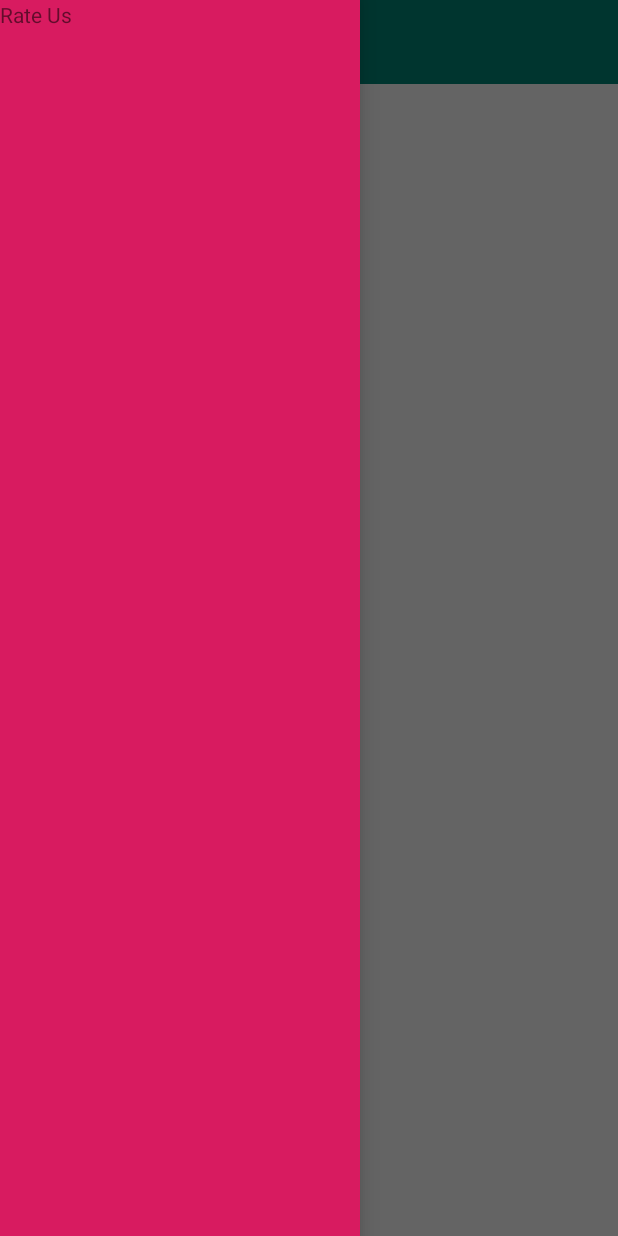
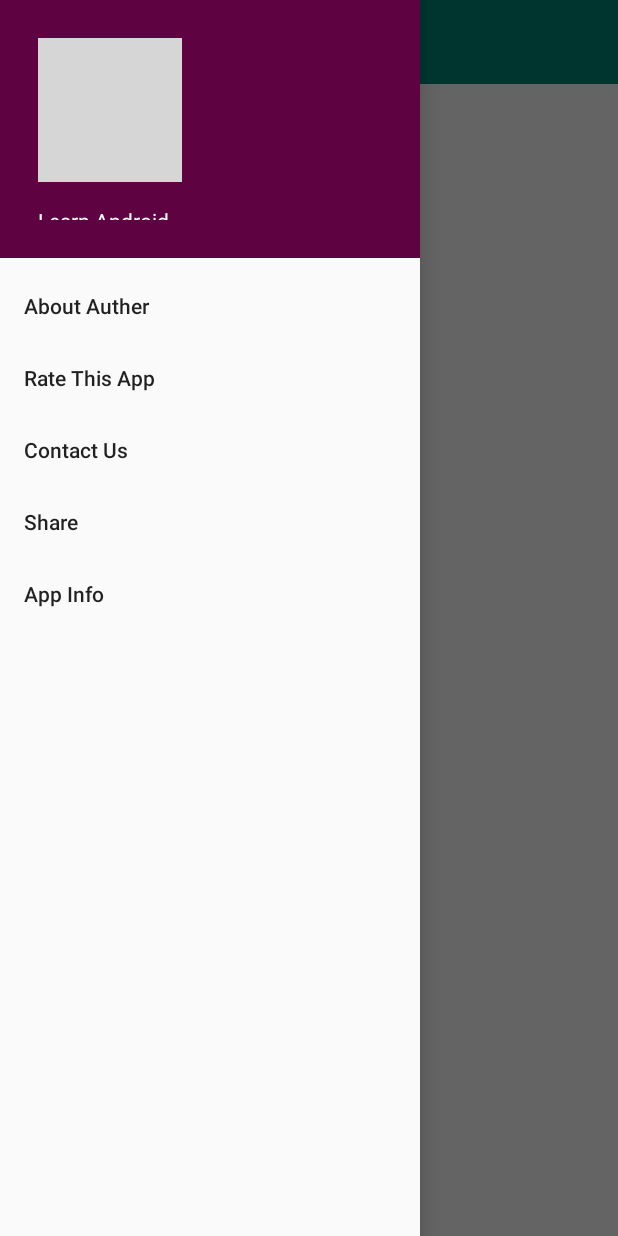
Before and after one commit to saiful00000/LearnAndroid, an Android app: the screen it shows after launch (MainActivity), with the side drawer open, on a phone screen of 412 x 824 dp. Run offline under Robolectric (Android 15) with nearby library versions, the phone set to English and light mode, and no system bars; grey boxes are pictures that could not be loaded.

Commit message:
Navigation Drawer and Navigation manue added

```diff
--- a/app/src/main/java/com/example/saifulislam/learnandroid/MainActivity.java
+++ b/app/src/main/java/com/example/saifulislam/learnandroid/MainActivity.java
@@ -1,10 +1,14 @@
 package com.example.saifulislam.learnandroid;
 
+import android.support.annotation.NonNull;
+import android.support.design.widget.NavigationView;
 import android.support.v4.widget.DrawerLayout;
 import android.support.v7.app.ActionBarDrawerToggle;
 import android.support.v7.app.AppCompatActivity;
 import android.os.Bundle;
+import android.view.MenuItem;
 import android.view.Window;
+import android.widget.Toast;
 import android.widget.Toolbar;
 
 public class MainActivity extends AppCompatActivity {
@@ -13,11 +17,38 @@ public class MainActivity extends AppCompatActivity {
     android.support.v7.widget.Toolbar toolbar;
     ActionBarDrawerToggle actionBarDrawerToggle;
 
+    NavigationView navigationView;
+
     @Override
     protected void onCreate(Bundle savedInstanceState) {
         super.onCreate(savedInstanceState);
         setContentView(R.layout.activity_main);
+
         setUpToolbar();
+
+        navigationView = findViewById(R.id.navigationViewId);
+        navigationView.setNavigationItemSelectedListener(new NavigationView.OnNavigationItemSelectedListener() {
+            @Override
+            public boolean onNavigationItemSelected(@NonNull MenuItem menuItem) {
+                switch (menuItem.getItemId()) {
+                    case R.id.nav_aboutAutherId:
+                        Toast.makeText(MainActivity.this, "About Aouther", Toast.LENGTH_SHORT).show();
+                        break;
+                    case R.id.nav_appInfoId:
+                        Toast.makeText(MainActivity.this, "App Info", Toast.LENGTH_SHORT).show();
+                        break;
+                    case R.id.nav_contactUsId:
+                        Toast.makeText(MainActivity.this, "Contact Us", Toast.LENGTH_SHORT).show();
+                        break;
+                    case R.id.nav_rateThisAppId:
+                        Toast.makeText(MainActivity.this, "Rate This App", Toast.LENGTH_SHORT).show();
+                        break;
+                    case R.id.nav_shareId:
+                        Toast.makeText(MainActivity.this, "Share App", Toast.LENGTH_SHORT).show();
+                }
+                return false;
+            }
+        });
     }
 
     private void setUpToolbar() {
--- a/app/src/main/res/layout/activity_main.xml
+++ b/app/src/main/res/layout/activity_main.xml
@@ -27,17 +27,14 @@
 
     </LinearLayout>
 
-    <LinearLayout
-        android:layout_width="240dp"
+    <android.support.design.widget.NavigationView
+        android:id="@+id/navigationViewId"
+        android:layout_width="wrap_content"
         android:layout_height="match_parent"
         android:layout_gravity="start"
-        android:background="@color/colorAccent">
-        <TextView
-            android:layout_width="wrap_content"
-            android:layout_height="wrap_content"
-            android:text="Rate Us"
-            />
+        app:menu="@menu/drawer_manu"
+        app:headerLayout="@layout/header">
 
-    </LinearLayout>
+    </android.support.design.widget.NavigationView>
 
 </android.support.v4.widget.DrawerLayout>
--- /dev/null
+++ b/app/src/main/res/layout/header.xml
@@ -0,0 +1,24 @@
+<?xml version="1.0" encoding="utf-8"?>
+<LinearLayout xmlns:android="http://schemas.android.com/apk/res/android"
+    style="@style/ThemeOverlay.AppCompat.Dark"
+    android:layout_width="match_parent"
+    android:layout_height="172dp"
+    android:background="@color/colorViolate"
+    android:orientation="vertical"
+    android:padding="25dp">
+
+    <ImageView
+        android:layout_width="wrap_content"
+        android:layout_height="wrap_content"
+        android:src="@drawable/android"
+        />
+
+    <TextView
+        style="@style/Base.TextAppearance.AppCompat.Body1"
+        android:layout_width="wrap_content"
+        android:layout_height="wrap_content"
+        android:layout_marginTop="16dp"
+        android:text="@string/app_name"
+        android:textColor="#fff" />
+
+</LinearLayout>
--- /dev/null
+++ b/app/src/main/res/menu/drawer_manu.xml
@@ -0,0 +1,22 @@
+<?xml version="1.0" encoding="utf-8"?>
+<menu xmlns:android="http://schemas.android.com/apk/res/android">
+
+    <group android:checkableBehavior="single">
+        <item
+            android:id="@+id/nav_aboutAutherId"
+            android:title="About Auther" />
+        <item
+            android:id="@+id/nav_rateThisAppId"
+            android:title="Rate This App" />
+        <item
+            android:id="@+id/nav_contactUsId"
+            android:title="Contact Us" />
+        <item
+            android:id="@+id/nav_shareId"
+            android:title="Share" />
+        <item
+            android:id="@+id/nav_appInfoId"
+            android:title="App Info" />
+    </group>
+
+</menu>
--- a/app/src/main/res/values/colors.xml
+++ b/app/src/main/res/values/colors.xml
@@ -3,4 +3,5 @@
     <color name="colorPrimary">#008577</color>
     <color name="colorPrimaryDark">#00574B</color>
     <color name="colorAccent">#D81B60</color>
+    <color name="colorViolate">#FF5E0241</color>
 </resources>
```
